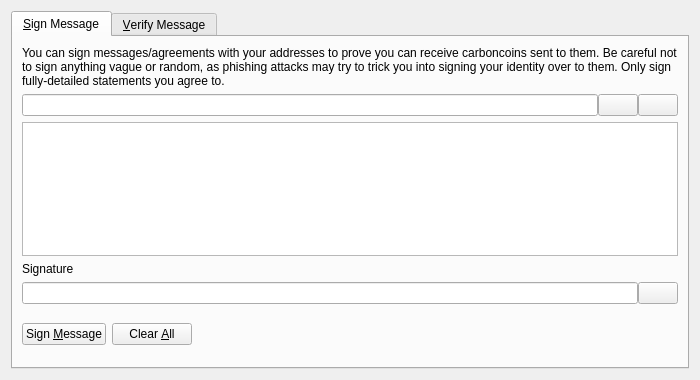
Before: the Qt Designer form src/qt/forms/signverifymessagedialog.ui in carboncointrust/CarboncoinCore, drawn with Qt 5.
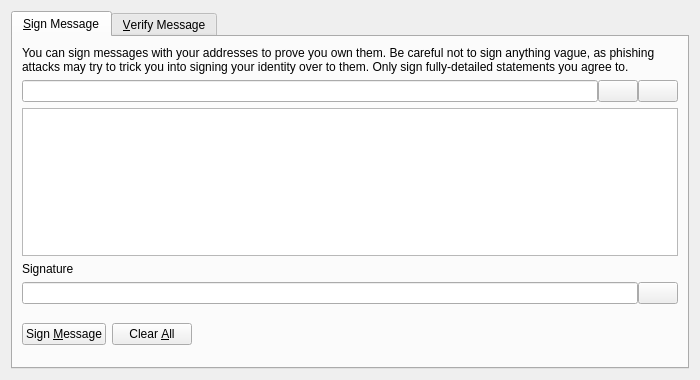
After: the same form once the commit is applied. Icons and pictures are not drawn. Custom widgets are drawn as their Qt base class.

```diff
--- a/src/qt/forms/signverifymessagedialog.ui
+++ b/src/qt/forms/signverifymessagedialog.ui
@@ -30,7 +30,7 @@
        <item>
         <widget class="QLabel" name="infoLabel_SM">
          <property name="text">
-          <string>You can sign messages/agreements with your addresses to prove you can receive carboncoins sent to them. Be careful not to sign anything vague or random, as phishing attacks may try to trick you into signing your identity over to them. Only sign fully-detailed statements you agree to.</string>
+          <string>You can sign messages with your addresses to prove you own them. Be careful not to sign anything vague, as phishing attacks may try to trick you into signing your identity over to them. Only sign fully-detailed statements you agree to.</string>
          </property>
          <property name="textFormat">
           <enum>Qt::PlainText</enum>
```
Left out of the diff: 27 changed lines with no effect on the pictures.
